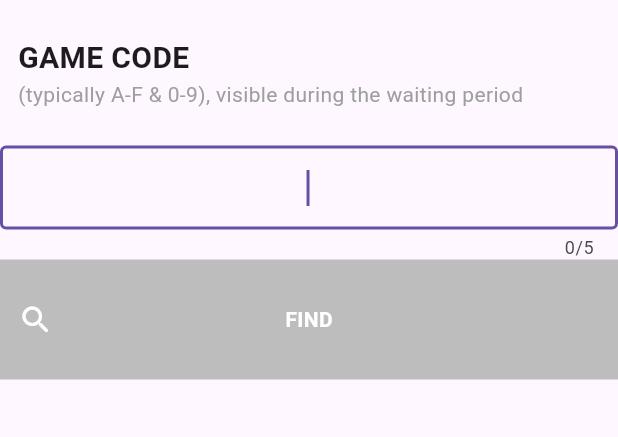
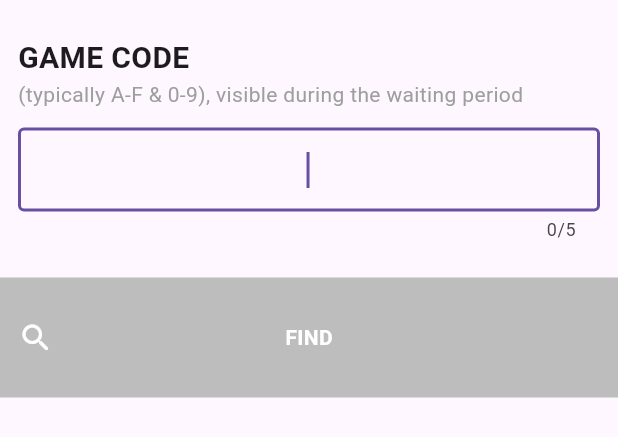
Before and after one commit to n-keist/turnt2draw, a Flutter app: the FindGameModal widget shown alone on an empty page, opened directly, on a phone screen of 412 x 824 dp. Shown: the top 437 px of the screen. Run offline on Flutter 3.47's test engine with Material 3 defaults, Android fonts, the phone set to English and light mode, and no system bars; our stand-ins replace equatable, firebase_core, flutter_bloc, flutter_colorpicker, flutter_svg, get_it and 4 more; missing offline and left inert: emojis, nanoid2; accounts and stored records are empty; generated files the repository leaves out were written again; network calls fail.

Commit message:
smaller ui improvements

```diff
--- a/turn2draw/lib/ui/common/canvas/drawable_canvas.dart
+++ b/turn2draw/lib/ui/common/canvas/drawable_canvas.dart
@@ -78,6 +78,8 @@ class _DrawableCanvasState extends State<DrawableCanvas> {
         painter: CanvasPainter(
           drawables: widget.drawables + [if (_drawable != null) _drawable!],
         ),
+        isComplex: true,
+        willChange: true,
         child: const SizedBox.expand(),
       ),
     );
--- a/turn2draw/lib/ui/screens/home/_screen.dart
+++ b/turn2draw/lib/ui/screens/home/_screen.dart
@@ -86,7 +86,9 @@ class _HomeScreenState extends State<HomeScreen> {
                   ),
                 ),
                 const SizedBox(width: 12.0),
-                Text(player.playerDisplayname),
+                Flexible(
+                  child: Text(player.playerDisplayname),
+                ),
               ],
             );
           },
--- a/turn2draw/lib/ui/screens/home/modal/find_game_modal.dart
+++ b/turn2draw/lib/ui/screens/home/modal/find_game_modal.dart
@@ -16,30 +16,28 @@ class FindGameModal extends StatelessWidget {
         mainAxisSize: MainAxisSize.min,
         crossAxisAlignment: CrossAxisAlignment.start,
         children: [
-          const Padding(
-            padding: EdgeInsets.symmetric(
+          Padding(
+            padding: const EdgeInsets.symmetric(
               vertical: 24.0,
               horizontal: 12.0,
             ),
             child: Column(
               crossAxisAlignment: CrossAxisAlignment.start,
               children: [
-                Text(
+                const Text(
                   'GAME CODE',
                   style: TextStyle(
                     fontSize: 20.0,
                     fontWeight: FontWeight.bold,
                   ),
                 ),
-                Text(
+                const Text(
                   '(typically A-F & 0-9), visible during the waiting period',
                   style: TextStyle(
                     color: Colors.grey,
                   ),
                 ),
-              ],
-            ),
-          ),
+                const SizedBox(height: 12.0),
                 TextField(
                   controller: controller,
                   maxLength: 5,
@@ -56,6 +54,9 @@ class FindGameModal extends StatelessWidget {
                         style: BorderStyle.none,
                       ),
                     ),
+                  ),
+                ),
+              ],
             ),
           ),
           ListenableBuilder(
```
Also changed, not shown: turn2draw/lib/ui/screens/session/view_state/drawing.dart (+58 -23 lines). Lines whose indentation alone changed are shown as unchanged.
